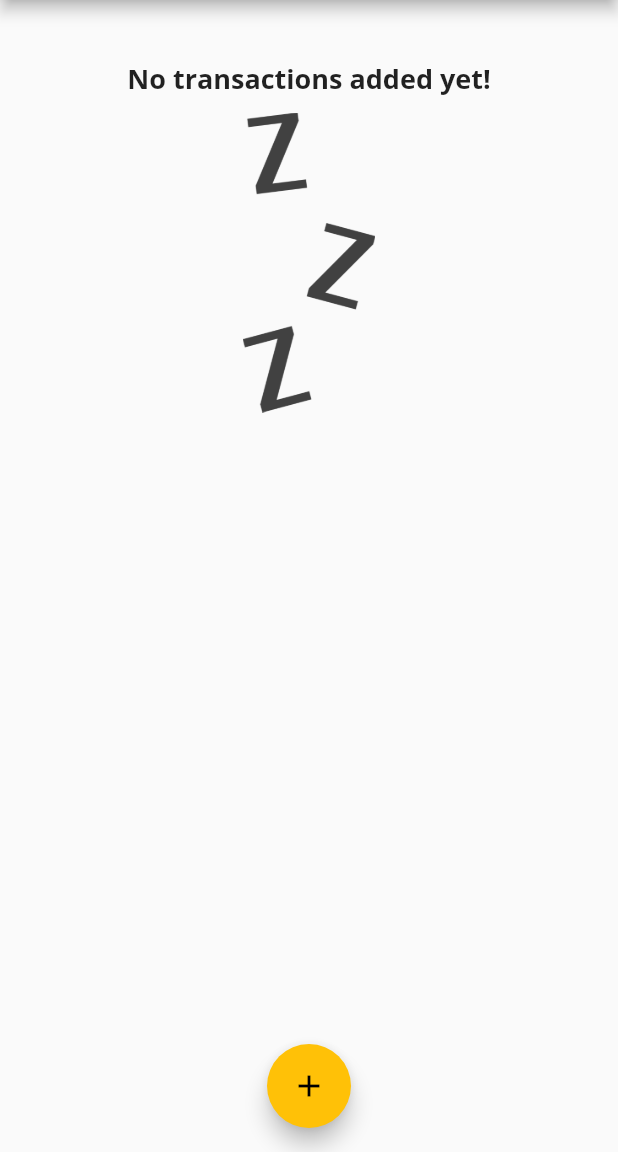
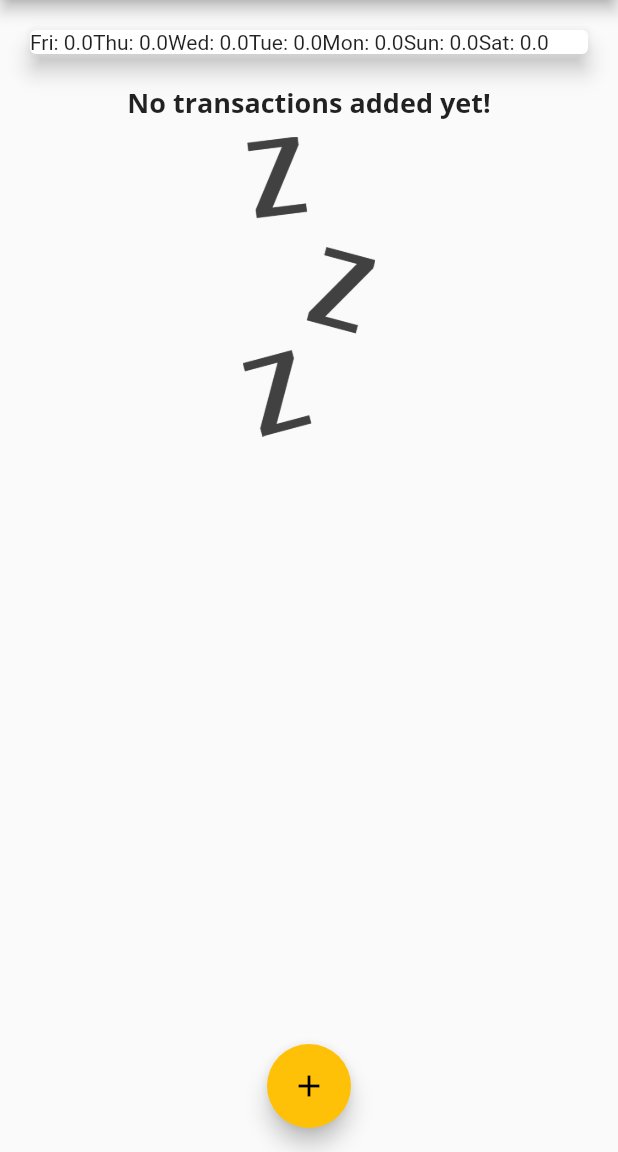
Before and after one commit to jiahaoliuliu/FlutterAndDartTheCompleteGuide-2022Edition, a Flutter app: the screen it shows after launch, on a phone screen of 412 x 824 dp, the part 84-1236 px from its top. Run offline on Flutter 3.47's test engine with Material 2 defaults, Android fonts, the phone set to English and light mode, and no system bars.

Commit message:
JL Showing partially the chart

```diff
--- a/section4/lib/widgets/chart.dart
+++ b/section4/lib/widgets/chart.dart
@@ -44,7 +44,9 @@ class Chart extends StatelessWidget {
         elevation: 6,
         margin: EdgeInsets.all(20),
         child: Row(
-          children: [],
+          children: groupedTransactionsValues.map((data) {
+            return Text('${data['day']}: ${data['amount']}');
+          }).toList(),
         ));
   }
 }
```
